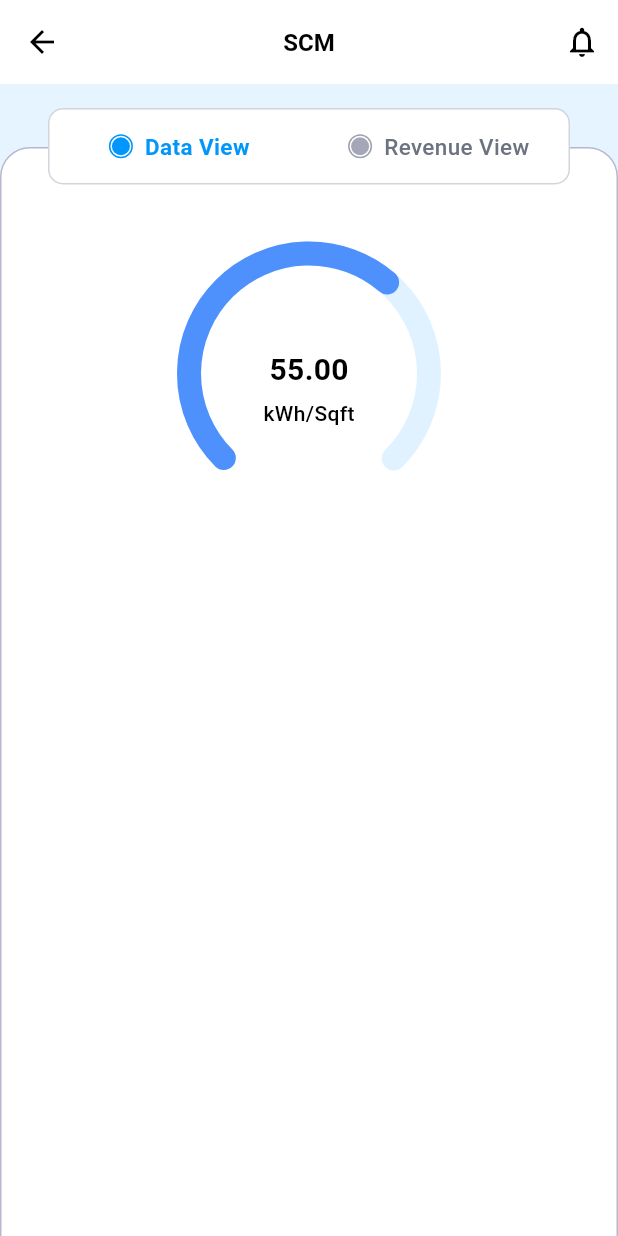
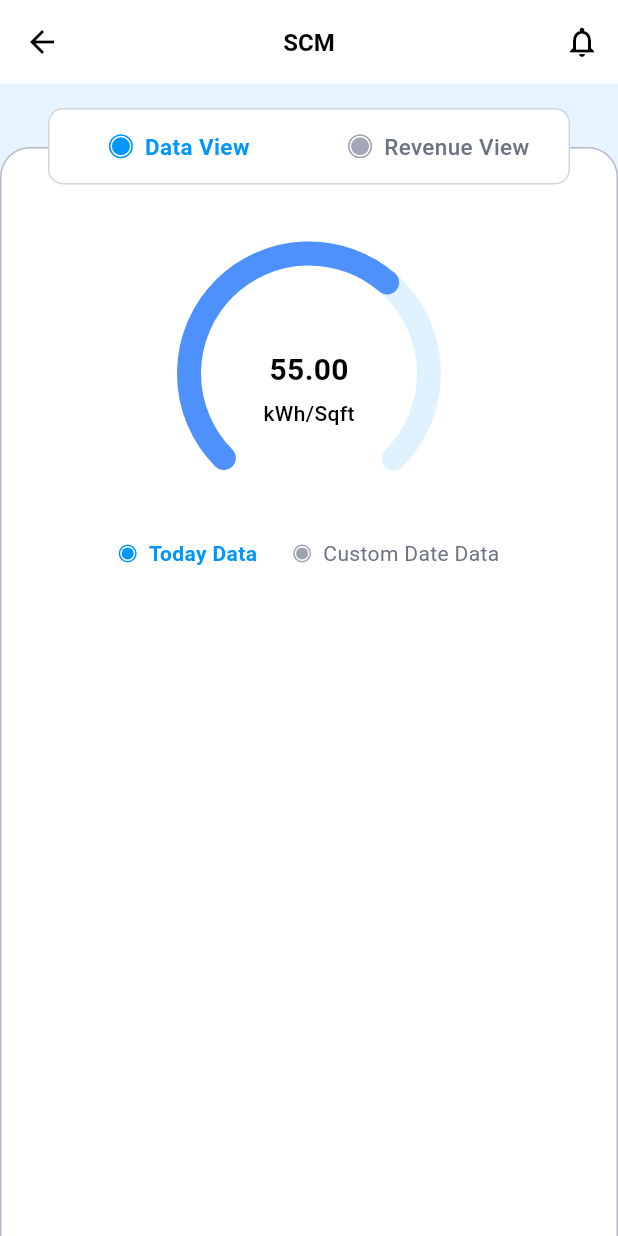
Before and after one commit to Md-Sakibul-Hasan/task_app, a Flutter app: the DataDetailView screen opened directly, on a phone screen of 412 x 824 dp. Run offline on Flutter 3.47's test engine with Material 3 defaults, Android fonts, the phone set to English and light mode, and no system bars; our stand-ins replace flutter_svg, get.

Commit message:
create custom radio button and use it

```diff
--- a/lib/controllers/data_detail_controller.dart
+++ b/lib/controllers/data_detail_controller.dart
@@ -4,6 +4,7 @@ import 'package:get/get.dart';
 class DataDetailController extends GetxController {
   // Observable state
   final RxBool isDataView = true.obs;
+  final RxBool isTodayData = true.obs;
 
   @override
   void onInit() {
@@ -19,4 +20,14 @@ class DataDetailController extends GetxController {
   void switchToRevenueView() {
     isDataView.value = false;
   }
+
+  // Switch to Today Data
+  void switchToTodayData() {
+    isTodayData.value = true;
+  }
+
+  // Switch to Custom Date Data
+  void switchToCustomDate() {
+    isTodayData.value = false;
+  }
 }
--- a/lib/views/data/data_detail_view.dart
+++ b/lib/views/data/data_detail_view.dart
@@ -5,6 +5,7 @@ import 'package:get/get.dart';
 import '../../controllers/data_detail_controller.dart';
 import '../../widgets/circular_meter_widget.dart';
 import '../../widgets/custom_app_bar.dart';
+import '../../widgets/custom_radio_button.dart';
 
 class DataDetailView extends StatelessWidget {
   const DataDetailView({super.key});
@@ -206,11 +207,11 @@ class DataDetailView extends StatelessWidget {
           width: 1,
         ),
       ),
-      child: const Column(
+      child: Column(
         crossAxisAlignment: CrossAxisAlignment.center,
         children: [
           // Circular Progress Meter
-          CircularMeterWidget(
+          const CircularMeterWidget(
             progress: 0.65,
             value: '55.00',
             unit: 'kWh/Sqft',
@@ -226,7 +227,31 @@ class DataDetailView extends StatelessWidget {
             valueFontWeight: FontWeight.bold,
             unitFontWeight: FontWeight.w500,
           ),
-          SizedBox(height: 30),
+          const SizedBox(height: 30),
+          // Toggle buttons - Today Data / Custom Date Data
+          Row(
+            mainAxisAlignment: MainAxisAlignment.center,
+            children: [
+              // Today Data button
+              Obx(
+                () => CustomRadioButton(
+                  label: 'Today Data',
+                  isSelected: controller.isTodayData.value,
+                  onTap: () => controller.switchToTodayData(),
+                ),
+              ),
+              const SizedBox(width: 24),
+              // Custom Date Data button
+              Obx(
+                () => CustomRadioButton(
+                  label: 'Custom Date Data',
+                  isSelected: !controller.isTodayData.value,
+                  onTap: () => controller.switchToCustomDate(),
+                ),
+              ),
+            ],
+          ),
+          const SizedBox(height: 30),
           // Additional content can go here
         ],
       ),
--- /dev/null
+++ b/lib/widgets/custom_radio_button.dart
@@ -0,0 +1,63 @@
+import 'package:flutter/material.dart';
+
+class CustomRadioButton extends StatelessWidget {
+  final String label;
+  final bool isSelected;
+  final VoidCallback onTap;
+  final Color selectedColor;
+  final Color unselectedColor;
+  final Color selectedTextColor;
+  final Color unselectedTextColor;
+
+  const CustomRadioButton({
+    super.key,
+    required this.label,
+    required this.isSelected,
+    required this.onTap,
+    this.selectedColor = const Color(0xFF0096FC),
+    this.unselectedColor = const Color(0xFF9CA3AF),
+    this.selectedTextColor = const Color(0xFF0096FC),
+    this.unselectedTextColor = const Color(0xFF6B7280),
+  });
+
+  @override
+  Widget build(BuildContext context) {
+    return InkWell(
+      onTap: onTap,
+      child: Row(
+        children: [
+          Container(
+            width: 12,
+            height: 12,
+            decoration: BoxDecoration(
+              shape: BoxShape.circle,
+              border: Border.all(
+                color: isSelected ? selectedColor : unselectedColor,
+                width: 1,
+              ),
+            ),
+            child: Center(
+              child: Container(
+                width: 8,
+                height: 8,
+                decoration: BoxDecoration(
+                  shape: BoxShape.circle,
+                  color: isSelected ? selectedColor : unselectedColor,
+                ),
+              ),
+            ),
+          ),
+          const SizedBox(width: 8),
+          Text(
+            label,
+            style: TextStyle(
+              color: isSelected ? selectedTextColor : unselectedTextColor,
+              fontSize: 14,
+              fontWeight: isSelected ? FontWeight.w600 : FontWeight.w400,
+            ),
+          ),
+        ],
+      ),
+    );
+  }
+}
```
